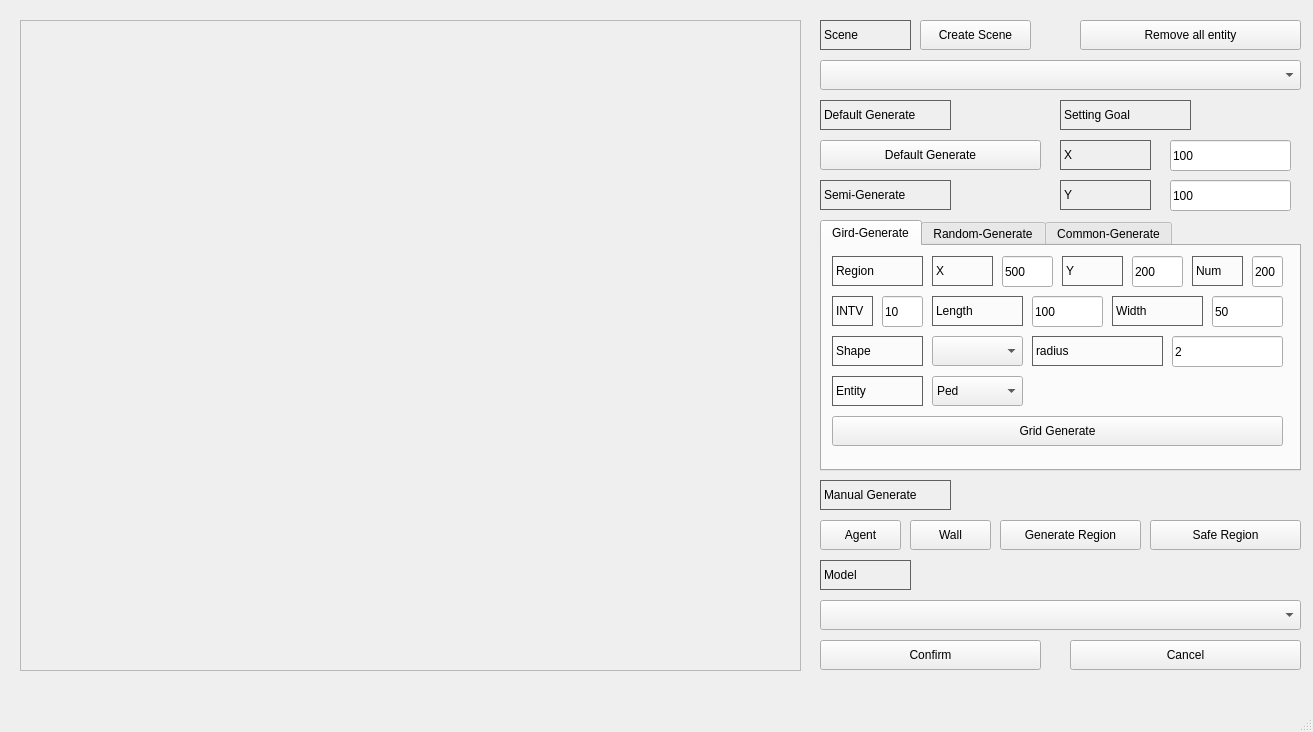
Above: pypeds/gui/ui/mainwindow_setting.ui from my-HenryS/pypeds before the change. Below: the same form after it.
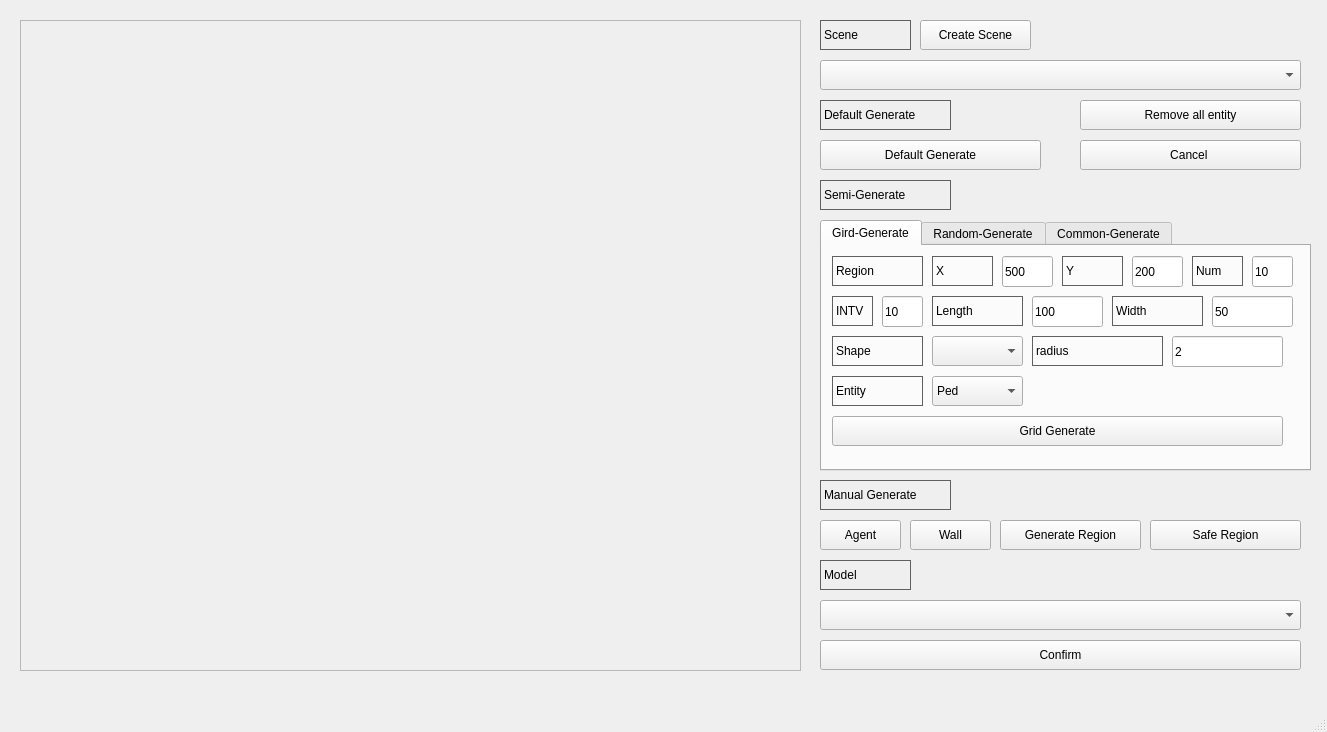
That is the form after the change. The open tabs and pages were chosen to show the change.

Commit message: you can cancel the entities which is you added in the last time. generator has been independent from the setting window. generator has been improved.

Patch:
```diff
--- a/pypeds/gui/ui/mainwindow_setting.ui
+++ b/pypeds/gui/ui/mainwindow_setting.ui
@@ -6,7 +6,7 @@
    <rect>
     <x>0</x>
     <y>0</y>
-    <width>1313</width>
+    <width>1327</width>
     <height>732</height>
    </rect>
   </property>
@@ -235,7 +235,7 @@
      <rect>
       <x>820</x>
       <y>640</y>
-      <width>221</width>
+      <width>481</width>
       <height>30</height>
      </rect>
     </property>
@@ -243,19 +243,6 @@
      <string>Confirm</string>
     </property>
    </widget>
-   <widget class="QPushButton" name="pushButton_12">
-    <property name="geometry">
-     <rect>
-      <x>1070</x>
-      <y>640</y>
-      <width>231</width>
-      <height>30</height>
-     </rect>
-    </property>
-    <property name="text">
-     <string>Cancel</string>
-    </property>
-   </widget>
    <widget class="QLabel" name="label_5">
     <property name="geometry">
      <rect>
@@ -283,118 +270,11 @@
      <number>-1</number>
     </property>
    </widget>
-   <widget class="QLabel" name="label_6">
-    <property name="geometry">
-     <rect>
-      <x>1060</x>
-      <y>100</y>
-      <width>131</width>
-      <height>30</height>
-     </rect>
-    </property>
-    <property name="styleSheet">
-     <string notr="true">QLabel{
-
-     border-width: 1px;
-
-     border-style: solid;
-
-     border-color: rgb(96, 96, 96);
-
-}</string>
-    </property>
-    <property name="text">
-     <string>Setting Goal</string>
-    </property>
-    <property name="margin">
-     <number>-1</number>
-    </property>
-   </widget>
-   <widget class="QLabel" name="label_39">
-    <property name="geometry">
-     <rect>
-      <x>1060</x>
-      <y>140</y>
-      <width>91</width>
-      <height>30</height>
-     </rect>
-    </property>
-    <property name="styleSheet">
-     <string notr="true">QLabel{
-
-     border-width: 1px;
-
-     border-style: solid;
-
-     border-color: rgb(96, 96, 96);
-
-}</string>
-    </property>
-    <property name="text">
-     <string>X</string>
-    </property>
-    <property name="margin">
-     <number>-1</number>
-    </property>
-   </widget>
-   <widget class="QLabel" name="label_40">
-    <property name="geometry">
-     <rect>
-      <x>1060</x>
-      <y>180</y>
-      <width>91</width>
-      <height>30</height>
-     </rect>
-    </property>
-    <property name="styleSheet">
-     <string notr="true">QLabel{
-
-     border-width: 1px;
-
-     border-style: solid;
-
-     border-color: rgb(96, 96, 96);
-
-}</string>
-    </property>
-    <property name="text">
-     <string>Y</string>
-    </property>
-    <property name="margin">
-     <number>-1</number>
-    </property>
-   </widget>
-   <widget class="QLineEdit" name="lineEdit_33">
-    <property name="geometry">
-     <rect>
-      <x>1170</x>
-      <y>140</y>
-      <width>121</width>
-      <height>31</height>
-     </rect>
-    </property>
-    <property name="text">
-     <string>100</string>
-    </property>
-   </widget>
-   <widget class="QLineEdit" name="lineEdit_34">
-    <property name="geometry">
-     <rect>
-      <x>1170</x>
-      <y>180</y>
-      <width>121</width>
-      <height>31</height>
-     </rect>
-    </property>
-    <property name="text">
-     <string>100</string>
-    </property>
-   </widget>
    <widget class="QPushButton" name="pushButton_19">
     <property name="geometry">
      <rect>
       <x>1080</x>
-      <y>20</y>
+      <y>100</y>
       <width>221</width>
       <height>30</height>
      </rect>
@@ -421,7 +301,7 @@
      <rect>
       <x>820</x>
       <y>220</y>
-      <width>481</width>
+      <width>491</width>
       <height>251</height>
      </rect>
     </property>
@@ -718,7 +598,7 @@
        <rect>
         <x>390</x>
         <y>50</y>
-        <width>71</width>
+        <width>81</width>
         <height>31</height>
        </rect>
       </property>
@@ -930,12 +810,12 @@
        <rect>
         <x>430</x>
         <y>10</y>
-        <width>31</width>
+        <width>41</width>
         <height>31</height>
        </rect>
       </property>
       <property name="text">
-       <string>200</string>
+       <string>10</string>
       </property>
      </widget>
     </widget>
@@ -1735,6 +1615,19 @@
      </widget>
     </widget>
    </widget>
+   <widget class="QPushButton" name="pushButton_21">
+    <property name="geometry">
+     <rect>
+      <x>1080</x>
+      <y>140</y>
+      <width>221</width>
+      <height>30</height>
+     </rect>
+    </property>
+    <property name="text">
+     <string>Cancel </string>
+    </property>
+   </widget>
   </widget>
   <widget class="QMenuBar" name="menubar">
    <property name="geometry">
```
Left out of the diff: 12 changed lines with no effect on the pictures. The commit also changes 4 other files.
